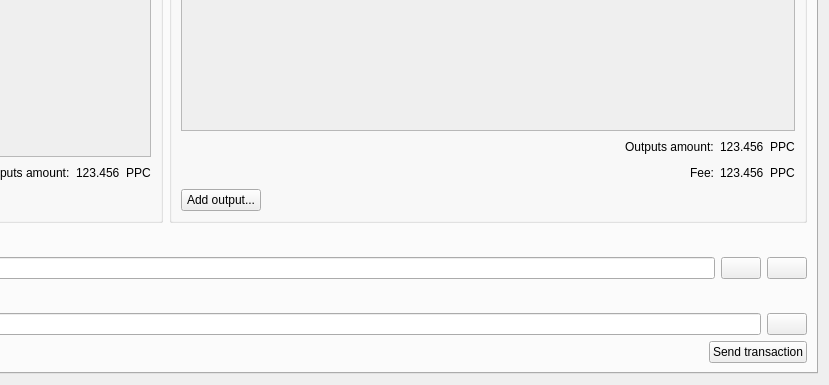
First picture: the form in src/qt/forms/multisigdialog.ui, repository Bitspender/Tamcoin-v2, before the edit; both pictures show x 498 to 1327 and y 210 to 595 of the 1327 by 595 pixel window.
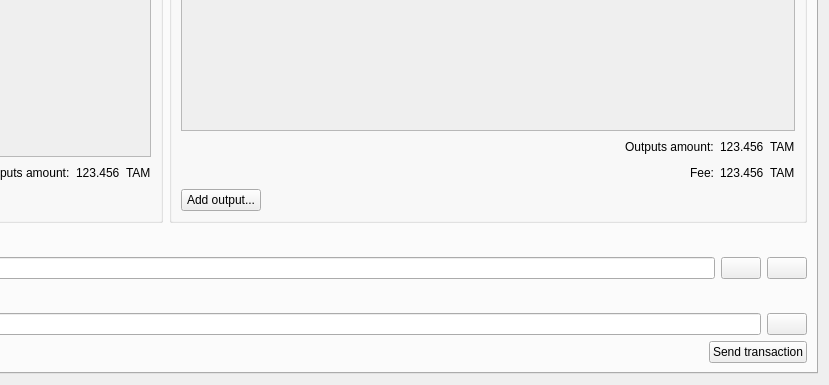
Second picture: the form after the edit. The open tabs and pages were chosen to show the change. Icons and pictures are not drawn.

```diff
--- a/src/qt/forms/multisigdialog.ui
+++ b/src/qt/forms/multisigdialog.ui
@@ -399,7 +399,7 @@
                 <item>
                  <widget class="QLabel" name="label">
                   <property name="text">
-                   <string>PPC</string>
+                   <string>TAM</string>
                   </property>
                  </widget>
                 </item>
@@ -518,7 +518,7 @@
                 <item>
                  <widget class="QLabel" name="label_2">
                   <property name="text">
-                   <string>PPC</string>
+                   <string>TAM</string>
                   </property>
                  </widget>
                 </item>
@@ -556,7 +556,7 @@
                 <item>
                  <widget class="QLabel" name="label_3">
                   <property name="text">
-                   <string>PPC</string>
+                   <string>TAM</string>
                   </property>
                  </widget>
                 </item>
```
